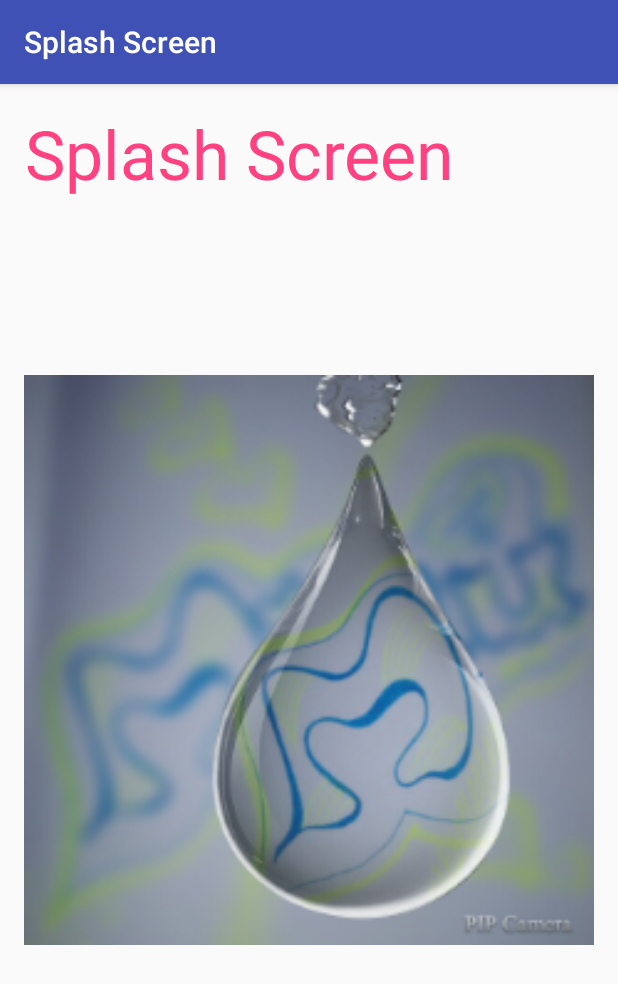
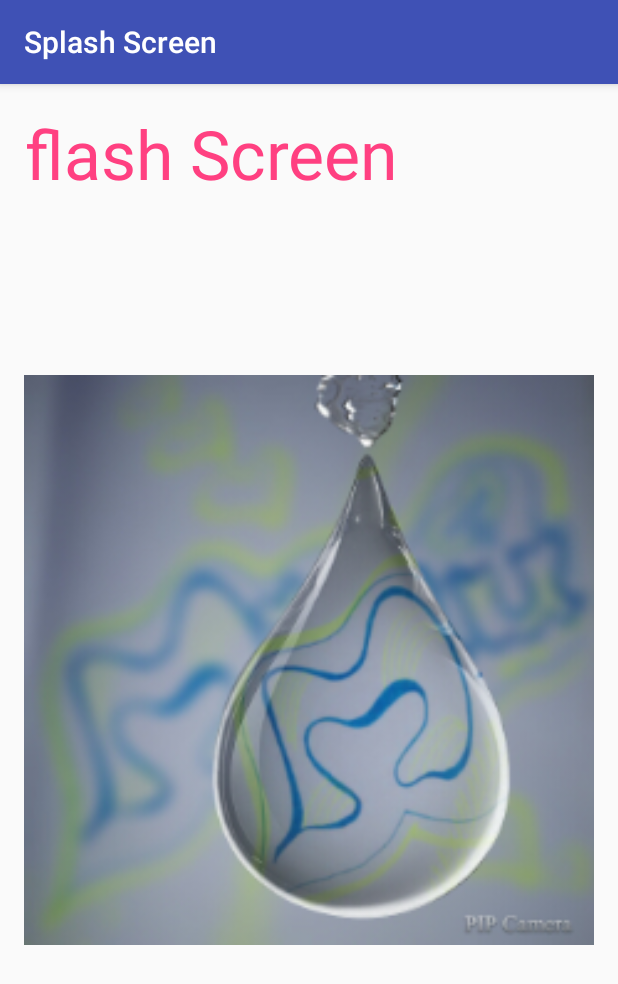
Before and after one commit to MeghanaBaratam/Example, an Android app: the Splash screen opened directly, with no data from a screen before it, on a phone screen of 412 x 824 dp. Shown: the top 984 px of the screen. Run offline under Robolectric (Android 15) with nearby library versions, the phone set to English and light mode, and no system bars.

Commit message:
replace splash screen with flash screen in content_main.xml

```diff
--- a/app/src/main/res/layout/content_main.xml
+++ b/app/src/main/res/layout/content_main.xml
@@ -16,7 +16,7 @@
     <TextView
         android:layout_width="wrap_content"
         android:layout_height="wrap_content"
-        android:text="Splash Screen"
+        android:text="flash Screen"
         android:textSize="45sp"
         android:textColor="@color/colorAccent"
         android:gravity="center"
```
